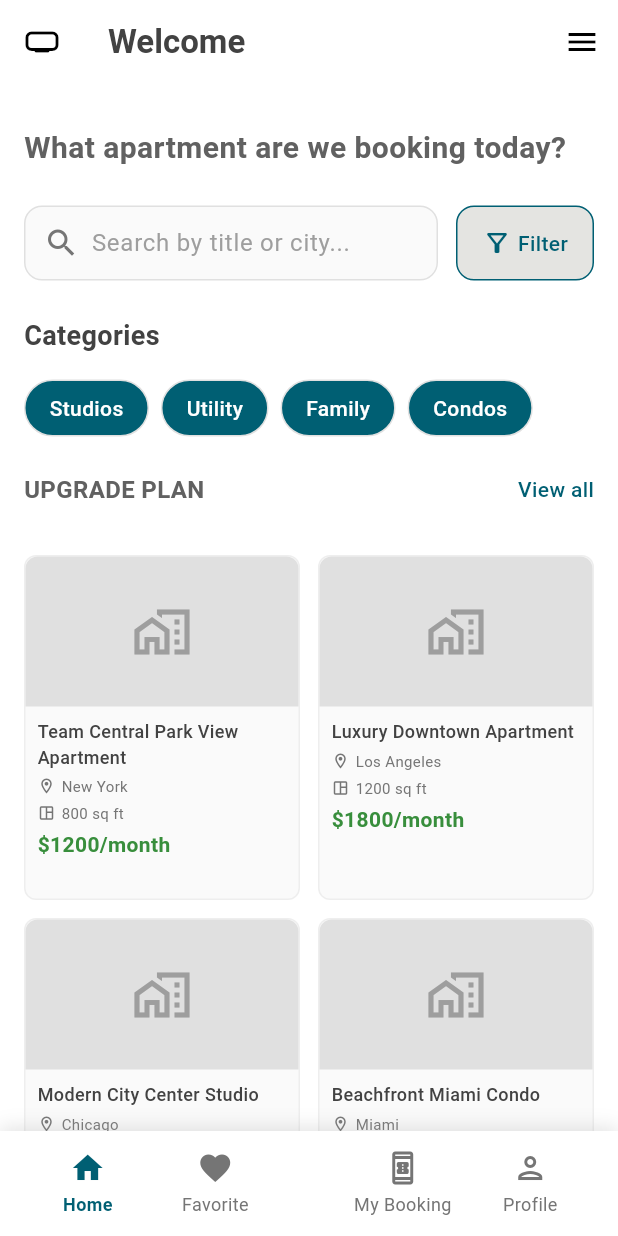
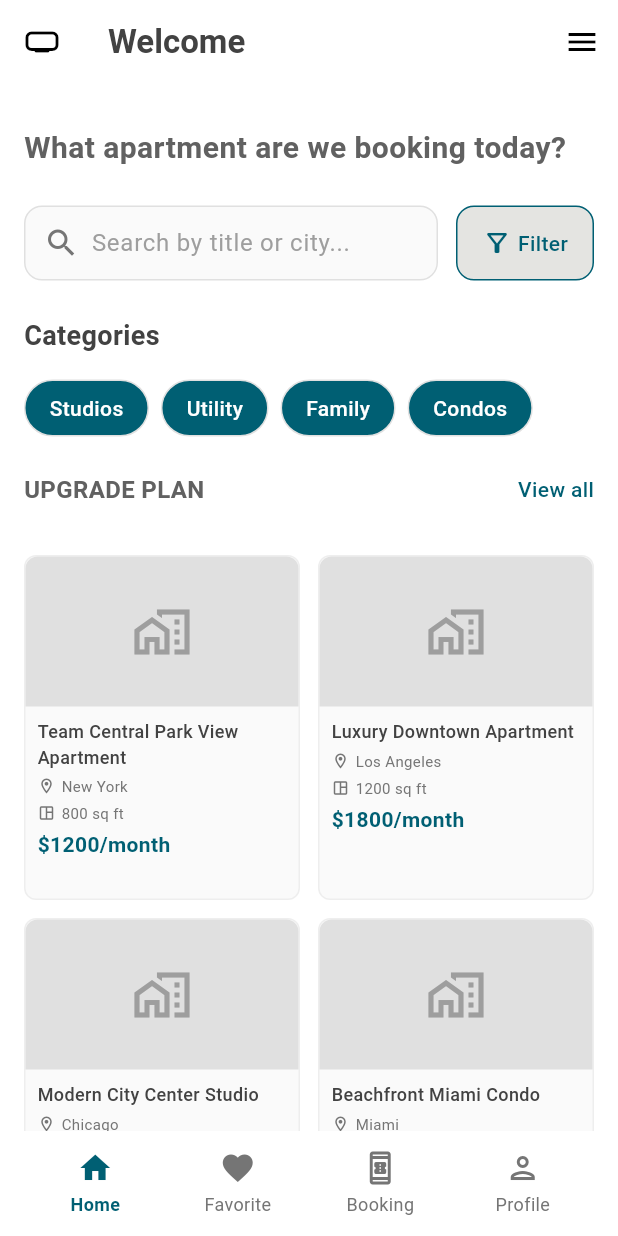
Before and after one commit to sedrajlilaty/BookingProject, a Flutter app: the ApartmentBookingScreen screen opened directly, on a phone screen of 412 x 824 dp. Run offline on Flutter 3.47's test engine with Material 3 defaults, Android fonts, the phone set to English and light mode, and no system bars; Roboto replaces fonts that are missing (Cairo).

Commit message:
تم تعديل مظهر الصفحة الاولى وتغيير الايقون وتحسين الناف بار

```diff
--- a/lib/customButtomNavigation.dart
+++ b/lib/customButtomNavigation.dart
@@ -1,8 +1,7 @@
-// custom_bottom_nav_bar.dart
+// custom_bottom_nav_bar.dart - الإصدار مع BottomAppBar
 import 'package:flutter/material.dart';
+import 'package:flutter_application_8/constants.dart';
 
-////////
-///ملاحظة وقت بدكن حدطوه بالصفحات بس عينو ال currentindex  وبعدا استدوعوه بمكان ال buttomNavigationButtom
 class CustomBottomNavBar extends StatelessWidget {
   final int currentIndex;
   final Function(int) onTabChanged;
@@ -12,76 +11,84 @@ class CustomBottomNavBar extends StatelessWidget {
     Key? key,
     required this.currentIndex,
     required this.onTabChanged,
-    this.activeColor = Colors.blue,
+    this.activeColor = accentColor,
   }) : super(key: key);
 
   @override
   Widget build(BuildContext context) {
     final bool isDarkMode = Theme.of(context).brightness == Brightness.dark;
 
-    return Container(
-      decoration: BoxDecoration(
-        color: isDarkMode ? Colors.grey[900] : Colors.white,
-        boxShadow: [
-          BoxShadow(
-            color: Colors.grey.withOpacity(0.3),
-            blurRadius: 10,
-            offset: const Offset(0, -2),
-          ),
-        ],
-      ),
-      child: BottomAppBar(
+    return BottomAppBar(
       color: isDarkMode ? Colors.grey[900] : Colors.white,
       height: 70,
       notchMargin: 10,
       shape: const CircularNotchedRectangle(),
       child: Row(
-          mainAxisAlignment: MainAxisAlignment.spaceAround,
+        mainAxisAlignment:
+            MainAxisAlignment.spaceBetween, // تغيير إلى spaceBetween
         children: [
-            _buildNavItem(
+          // العناصر اليسرى
+          _buildNavSection(
             context: context,
-              icon: Icons.home_outlined,
-              activeIcon: Icons.home,
-              label: 'Home',
-              index: 0,
+            startIndex: 0,
+            endIndex: 1, // العنصرين الأولين
           ),
-            _buildNavItem(
+          // العناصر اليمنى
+          _buildNavSection(
             context: context,
-              icon: Icons.favorite_outlined,
-              activeIcon: Icons.favorite,
-              label: 'Favorite',
-              index: 1,
-            ),
-            const SizedBox(width: 40),
-            _buildNavItem(
-              context: context,
-              icon: Icons.book_online_outlined,
-              activeIcon: Icons.book_online,
-              label: 'My Booking',
-              index: 2,
-            ),
-            _buildNavItem(
-              context: context,
-              icon: Icons.person_outlined,
-              activeIcon: Icons.person,
-              label: 'Profile',
-              index: 3,
+            startIndex: 2,
+            endIndex: 3, // العنصرين الأخيرين
           ),
         ],
-        ),
       ),
     );
   }
 
-  Widget _buildNavItem({
+  Widget _buildNavSection({
     required BuildContext context,
-    required IconData icon,
-    required IconData activeIcon,
-    required String label,
-    required int index,
+    required int startIndex,
+    required int endIndex,
   }) {
+    return Flexible(
+      fit: FlexFit.tight,
+      child: Row(
+        mainAxisAlignment:
+            MainAxisAlignment.spaceEvenly, // مسافات متساوية داخل كل قسم
+        children: [
+          for (int i = startIndex; i <= endIndex; i++)
+            _buildNavItem(context: context, index: i),
+        ],
+      ),
+    );
+  }
+
+  Widget _buildNavItem({required BuildContext context, required int index}) {
     final bool isDarkMode = Theme.of(context).brightness == Brightness.dark;
     final bool isActive = currentIndex == index;
+
+    // تحديد الأيقونة والنص لكل مؤشر
+    final Map<int, Map<String, dynamic>> navItems = {
+      0: {
+        'icon': Icons.home_outlined,
+        'activeIcon': Icons.home,
+        'label': 'Home',
+      },
+      1: {
+        'icon': Icons.favorite_outlined,
+        'activeIcon': Icons.favorite,
+        'label': 'Favorite',
+      },
+      2: {
+        'icon': Icons.book_online_outlined,
+        'activeIcon': Icons.book_online,
+        'label': 'Booking',
+      },
+      3: {
+        'icon': Icons.person_outlined,
+        'activeIcon': Icons.person,
+        'label': 'Profile',
+      },
+    };
 
     return Expanded(
       child: InkWell(
@@ -90,7 +97,9 @@ class CustomBottomNavBar extends StatelessWidget {
           mainAxisAlignment: MainAxisAlignment.center,
           children: [
             Icon(
-              isActive ? activeIcon : icon,
+              isActive
+                  ? navItems[index]!['activeIcon']
+                  : navItems[index]!['icon'],
               color:
                   isActive
                       ? activeColor
@@ -99,7 +108,7 @@ class CustomBottomNavBar extends StatelessWidget {
             ),
             const SizedBox(height: 4),
             Text(
-              label,
+              navItems[index]!['label'] as String,
               style: TextStyle(
                 fontSize: 12,
                 color:
--- a/lib/homePage.dart
+++ b/lib/homePage.dart
@@ -1013,7 +1013,7 @@ class _ApartmentBookingScreenState extends State<ApartmentBookingScreen> {
                           style: TextStyle(
                             fontSize: 14,
                             fontWeight: FontWeight.bold,
-                            color: Colors.green[700],
+                            color: accentColor,
                           ),
                         ),
                       ],
--- a/lib/logIn.dart
+++ b/lib/logIn.dart
@@ -279,7 +279,7 @@ class _LoginScreenState extends State<LoginScreen> {
                         crossAxisAlignment: CrossAxisAlignment.end,
                         children: [
                           Icon(
-                            Icons.house_rounded,
+                            Icons.home_work,
                             size: 150, // تقليل حجم الأيقونة
                             color:
                                 _isLoading
--- a/lib/welcomeScreen2.dart
+++ b/lib/welcomeScreen2.dart
@@ -67,7 +67,7 @@ class _WelcomeScreenState extends State<WelcomeScreen2> {
             Padding(
               padding: const EdgeInsets.only(top: 40.0),
               child: Icon(
-                Icons.house_rounded, // أو Icons.home
+                Icons.home_work, // أو Icons.home
                 size: 120,
                 color: accentColor, // لون ذهبي #DDA15E
               ),
```
Also changed, not shown: lib/SplashScreen.dart (+132 -16 lines), lib/signUp.dart (+1 -8 lines). Lines whose indentation alone changed are shown as unchanged.
